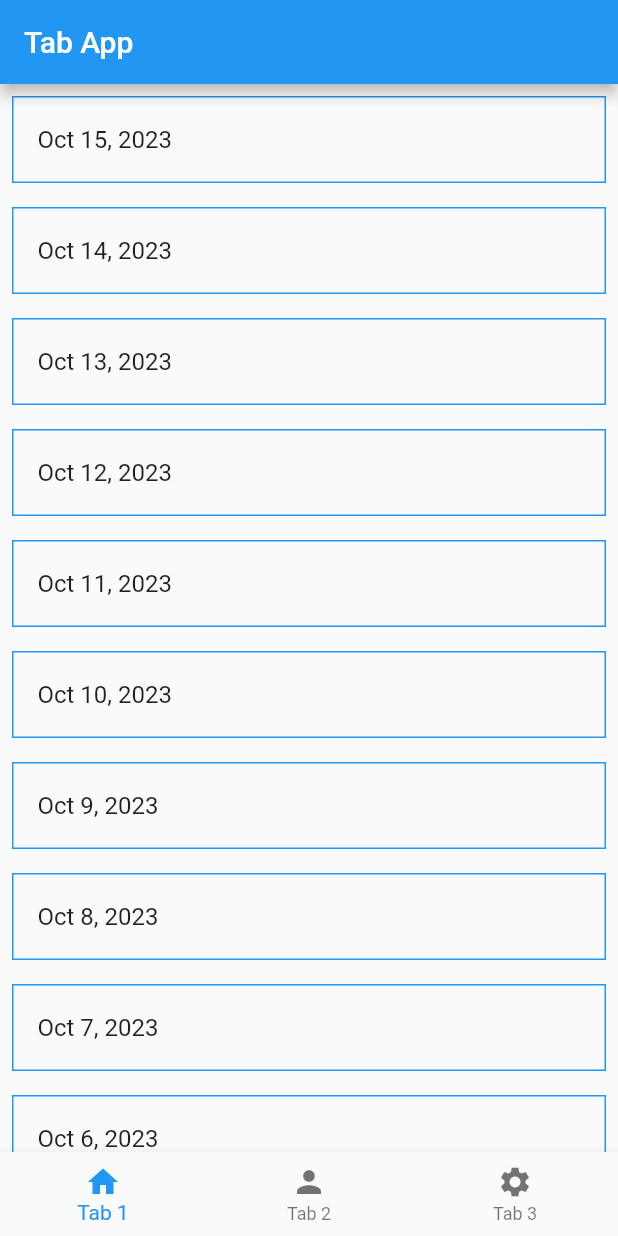
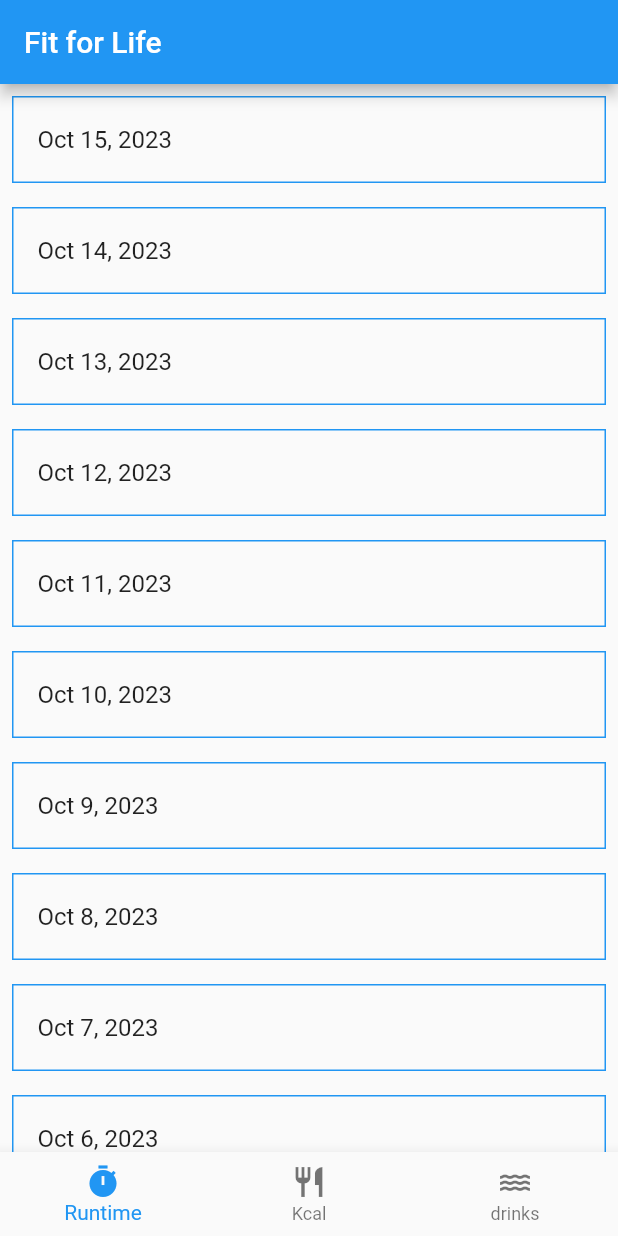
Before and after one commit to K4t4lysm/Android-Studio-Test, a Flutter app: the screen it shows after launch, on a phone screen of 412 x 824 dp. Run offline on Flutter 3.47's test engine with Material 2 defaults, Android fonts, the light colour scheme and no system bars.

Commit message:
quick change

```diff
--- a/lib/main.dart
+++ b/lib/main.dart
@@ -32,7 +32,7 @@ class _MyTabsState extends State<MyTabs> {
   Widget build(BuildContext context) {
     return Scaffold(
       appBar: AppBar(
-        title: Text('Tab App'),
+        title: Text('Fit for Life'),
       ),
       body: _tabs[_currentIndex],
       bottomNavigationBar: BottomNavigationBar(
@@ -44,16 +44,16 @@ class _MyTabsState extends State<MyTabs> {
         },
         items: [
           BottomNavigationBarItem(
-            icon: Icon(Icons.home),
-            label: 'Tab 1',
+            icon: Icon(Icons.timer),
+            label: 'Runtime',
           ),
           BottomNavigationBarItem(
-            icon: Icon(Icons.person),
-            label: 'Tab 2',
+            icon: Icon(Icons.restaurant),
+            label: 'Kcal',
           ),
           BottomNavigationBarItem(
-            icon: Icon(Icons.settings),
-            label: 'Tab 3',
+            icon: Icon(Icons.water),
+            label: 'drinks',
           ),
         ],
       ),
```
